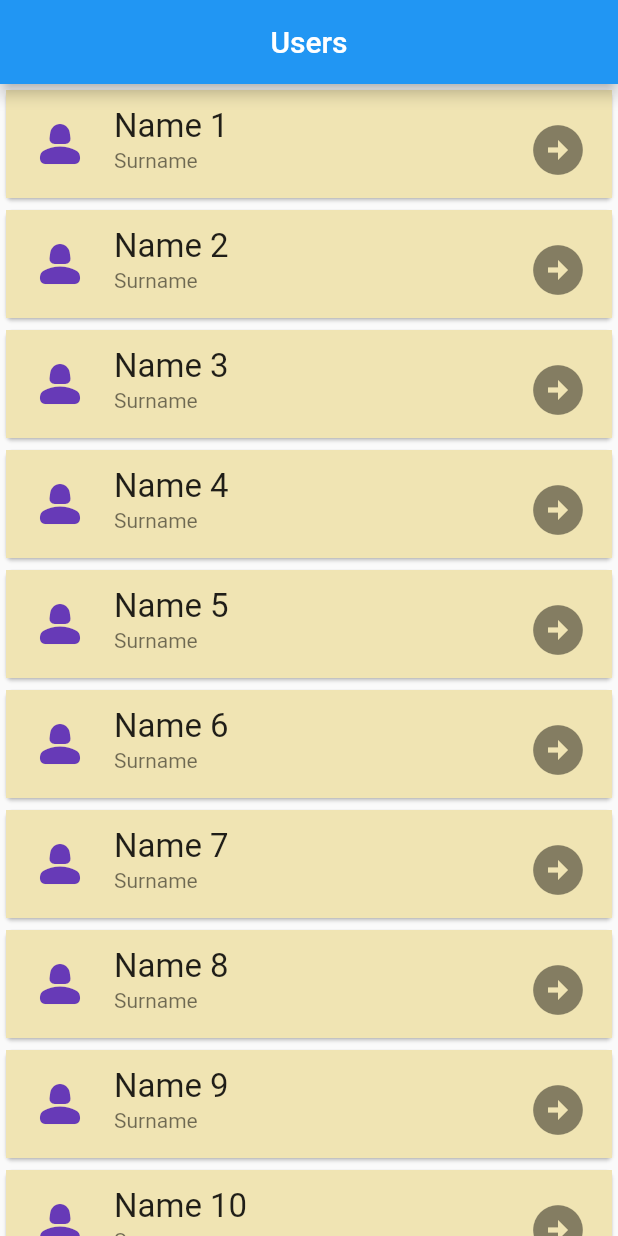
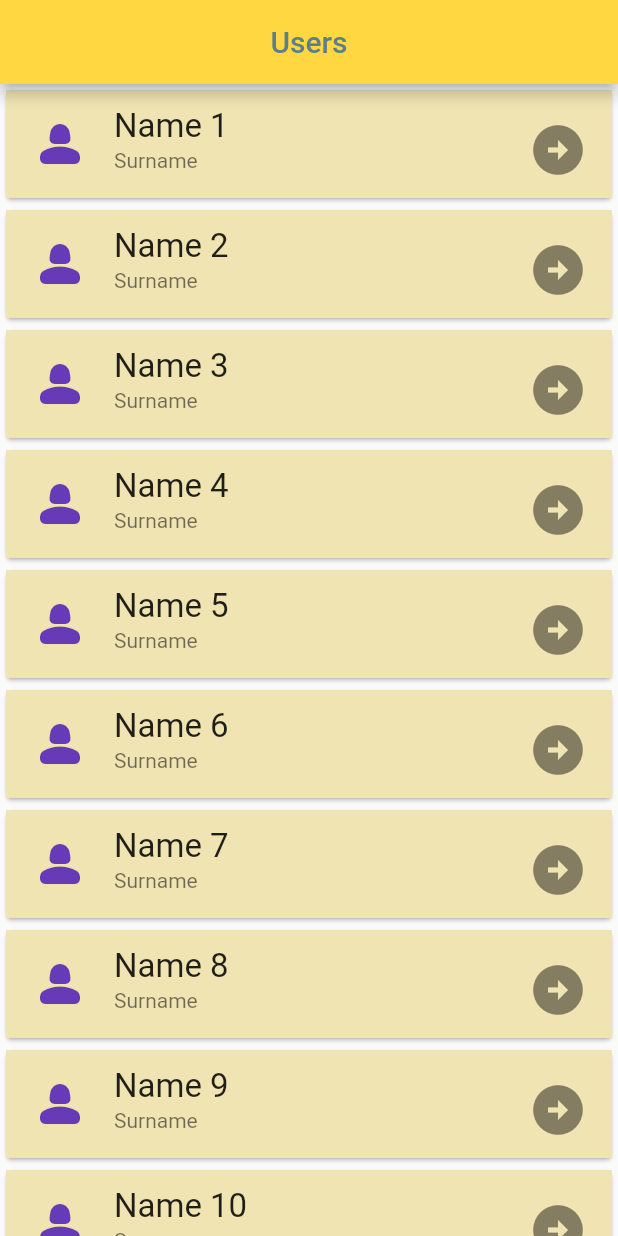
Before and after one commit to Hakkology/Flutter-Fundamentals, a Flutter app: the screen it shows after launch, on a phone screen of 412 x 824 dp. Run offline on Flutter 3.47's test engine with Material 2 defaults, Android fonts, the phone set to English and light mode, and no system bars.

Commit message:
Playing with colors.

```diff
--- a/Flutter-1/flutter_oyk/lib/view/home_screen.dart
+++ b/Flutter-1/flutter_oyk/lib/view/home_screen.dart
@@ -11,6 +11,8 @@ class HomeScreen extends StatelessWidget {
       appBar: AppBar(
         title: const Text("Users"),
         centerTitle: true,
+        backgroundColor: Colors.amberAccent,
+        foregroundColor: Colors.blueGrey,
       ),
       body: ListView.builder(
         itemCount: 60,
```
Also changed, not shown: Flutter-1/flutter_oyk/lib/view/detail_screen.dart (+7 -2 lines).
